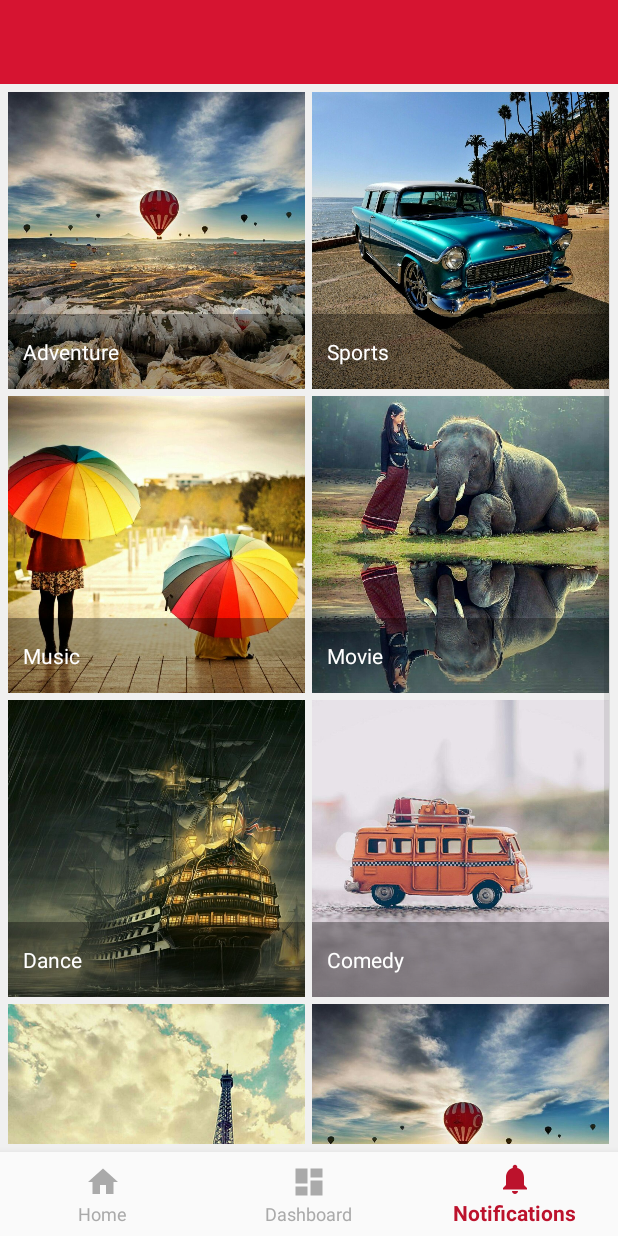
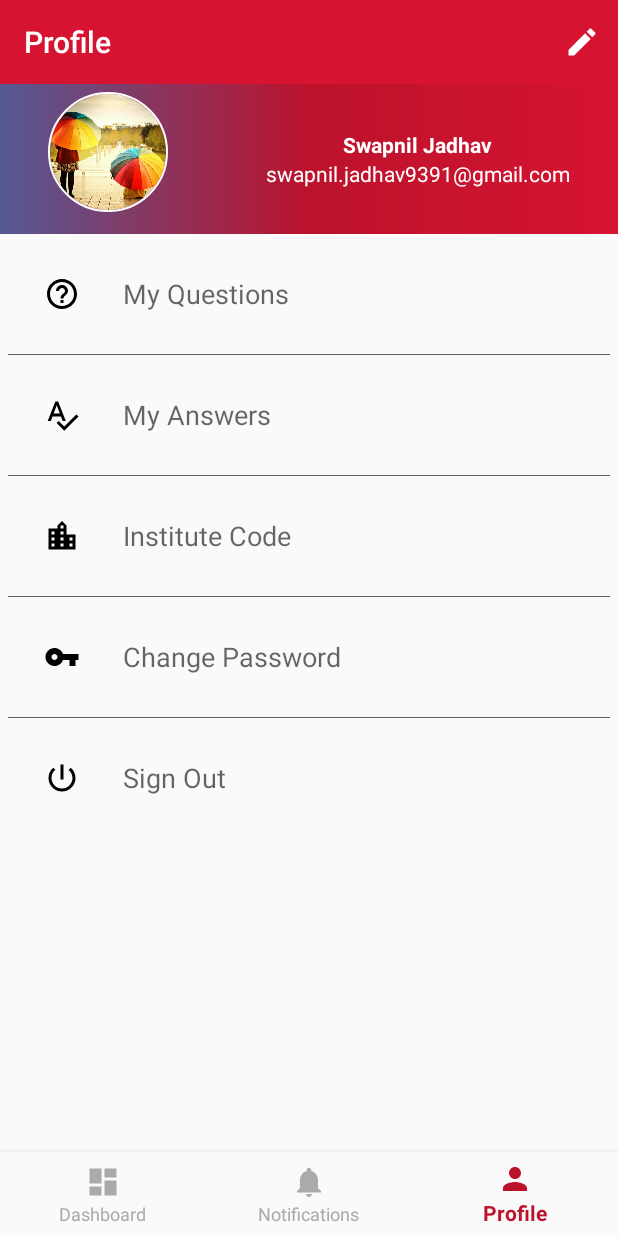
Before and after one commit to swap9391/FinQ, an Android app: the screen it shows after launch (MainActivity), item 3 of the bottom bar chosen, on a phone screen of 412 x 824 dp. Run offline under Robolectric (Android 15) with nearby library versions, the phone set to English and light mode, and no system bars; our stand-ins replace CircleImageView, Volley.

Commit message:
Profile Page

```diff
--- a/app/build.gradle
+++ b/app/build.gradle
@@ -57,4 +57,5 @@ dependencies {
     compile 'com.google.code.gson:gson:2.7'
     compile 'com.android.support:multidex:1.0.1'
     compile 'com.github.bumptech.glide:glide:3.8.0'
+    compile 'de.hdodenhof:circleimageview:2.1.0'
 }
--- a/app/src/main/java/com/exa/finq/MainActivity.java
+++ b/app/src/main/java/com/exa/finq/MainActivity.java
@@ -1,34 +1,40 @@
 package com.exa.finq;
 
+import android.graphics.Color;
 import android.os.Bundle;
 import android.support.annotation.NonNull;
 import android.support.design.widget.BottomNavigationView;
 import android.support.v4.app.Fragment;
 import android.support.v4.app.FragmentTransaction;
 import android.support.v7.app.AppCompatActivity;
+import android.support.v7.widget.Toolbar;
 import android.view.MenuItem;
 import android.widget.TextView;
 
 import com.exa.finq.fragment.DashboardFragment;
+import com.exa.finq.fragment.ProfileFragment;
 
 public class MainActivity extends AppCompatActivity {
 
     private TextView mTextMessage;
-
+    private Toolbar toolbar;
     private BottomNavigationView.OnNavigationItemSelectedListener mOnNavigationItemSelectedListener
             = new BottomNavigationView.OnNavigationItemSelectedListener() {
 
         @Override
         public boolean onNavigationItemSelected(@NonNull MenuItem item) {
             switch (item.getItemId()) {
-                case R.id.navigation_home:
-                    mTextMessage.setText(R.string.title_home);
-                    return true;
                 case R.id.navigation_dashboard:
                     showFragment(DashboardFragment.class);
+                    toolbar.setTitle("Dashboard");
                     return true;
                 case R.id.navigation_notifications:
                     mTextMessage.setText(R.string.title_notifications);
+                    toolbar.setTitle("Notification");
+                    return true;
+                case R.id.navigation_profile:
+                    showFragment(ProfileFragment.class);
+                    toolbar.setTitle("Profile");
                     return true;
             }
             return false;
@@ -40,10 +46,13 @@ public class MainActivity extends AppCompatActivity {
     protected void onCreate(Bundle savedInstanceState) {
         super.onCreate(savedInstanceState);
         setContentView(R.layout.activity_main);
-
+        toolbar=(Toolbar)findViewById(R.id.toolbar);
+        toolbar.setTitleTextColor(Color.WHITE);
+        setSupportActionBar(toolbar);
         mTextMessage = (TextView) findViewById(R.id.message);
         BottomNavigationView navigation = (BottomNavigationView) findViewById(R.id.navigation);
         navigation.setOnNavigationItemSelectedListener(mOnNavigationItemSelectedListener);
+
     }
 
     public void showFragment(Class<? extends Fragment> fragmentClass) {
--- /dev/null
+++ b/app/src/main/java/com/exa/finq/fragment/ProfileFragment.java
@@ -0,0 +1,67 @@
+package com.exa.finq.fragment;
+
+import android.content.res.TypedArray;
+import android.os.Bundle;
+import android.support.v4.app.Fragment;
+import android.view.LayoutInflater;
+import android.view.Menu;
+import android.view.MenuInflater;
+import android.view.MenuItem;
+import android.view.View;
+import android.view.ViewGroup;
+import android.widget.GridView;
+import android.widget.Toast;
+
+import com.exa.finq.MainActivity;
+import com.exa.finq.R;
+import com.exa.finq.adapter.GridViewAdapter;
+import com.exa.finq.model.ImageItem;
+
+import java.util.ArrayList;
+
+/**
+ * Created by root on 5/5/17.
+ */
+
+public class ProfileFragment extends Fragment {
+
+
+    @Override
+    public View onCreateView(LayoutInflater inflater, ViewGroup container,
+                             Bundle savedInstanceState) {
+        View view = inflater.inflate(R.layout.layout_profile, container, false);
+
+        setHasOptionsMenu(true);
+        return view;
+    }
+
+    @Override
+    public void onCreateOptionsMenu(Menu menu, MenuInflater inflater) {
+        // Do something that differs the Activity's menu here
+        inflater.inflate(R.menu.profile_edit, menu);
+
+    }
+
+    @Override
+    public boolean onOptionsItemSelected(MenuItem item) {
+        switch (item.getItemId()) {
+
+            case R.id.action_edit:
+                Toast.makeText(getMyActivity(),"Edit Clicked",Toast.LENGTH_SHORT).show();
+                // Not implemented here
+                return false;
+
+
+            default:
+                break;
+        }
+
+        return false;
+    }
+
+
+    public MainActivity getMyActivity(){
+        return (MainActivity)getActivity();
+    }
+
+}
--- /dev/null
+++ b/app/src/main/res/drawable/bg_gradiant.xml
@@ -0,0 +1,14 @@
+<?xml version="1.0" encoding="UTF-8"?>
+<shape xmlns:android="http://schemas.android.com/apk/res/android" android:shape="rectangle" >
+
+    <gradient
+        android:centerColor="#bc122c"
+        android:endColor="#d61431"
+        android:startColor="#555994"
+        android:angle="0"
+        android:type="linear" />
+
+    <corners
+        android:radius="0dp"/>
+
+</shape>
--- /dev/null
+++ b/app/src/main/res/drawable/ic_answer.xml
@@ -0,0 +1,9 @@
+<vector xmlns:android="http://schemas.android.com/apk/res/android"
+        android:width="24dp"
+        android:height="24dp"
+        android:viewportWidth="24.0"
+        android:viewportHeight="24.0">
+    <path
+        android:fillColor="#FF000000"
+        android:pathData="M12.45,16h2.09L9.43,3L7.57,3L2.46,16h2.09l1.12,-3h5.64l1.14,3zM6.43,11L8.5,5.48 10.57,11L6.43,11zM21.59,11.59l-8.09,8.09L9.83,16l-1.41,1.41 5.09,5.09L23,13l-1.41,-1.41z"/>
+</vector>
--- /dev/null
+++ b/app/src/main/res/drawable/ic_edit_white.xml
@@ -0,0 +1,9 @@
+<vector xmlns:android="http://schemas.android.com/apk/res/android"
+        android:width="24dp"
+        android:height="24dp"
+        android:viewportWidth="24.0"
+        android:viewportHeight="24.0">
+    <path
+        android:fillColor="#FFF"
+        android:pathData="M3,17.25V21h3.75L17.81,9.94l-3.75,-3.75L3,17.25zM20.71,7.04c0.39,-0.39 0.39,-1.02 0,-1.41l-2.34,-2.34c-0.39,-0.39 -1.02,-0.39 -1.41,0l-1.83,1.83 3.75,3.75 1.83,-1.83z"/>
+</vector>
--- /dev/null
+++ b/app/src/main/res/drawable/ic_institute.xml
@@ -0,0 +1,9 @@
+<vector xmlns:android="http://schemas.android.com/apk/res/android"
+        android:width="24dp"
+        android:height="24dp"
+        android:viewportWidth="24.0"
+        android:viewportHeight="24.0">
+    <path
+        android:fillColor="#FF000000"
+        android:pathData="M15,11L15,5l-3,-3 -3,3v2L3,7v14h18L21,11h-6zM7,19L5,19v-2h2v2zM7,15L5,15v-2h2v2zM7,11L5,11L5,9h2v2zM13,19h-2v-2h2v2zM13,15h-2v-2h2v2zM13,11h-2L11,9h2v2zM13,7h-2L11,5h2v2zM19,19h-2v-2h2v2zM19,15h-2v-2h2v2z"/>
+</vector>
--- /dev/null
+++ b/app/src/main/res/drawable/ic_password.xml
@@ -0,0 +1,9 @@
+<vector xmlns:android="http://schemas.android.com/apk/res/android"
+        android:width="24dp"
+        android:height="24dp"
+        android:viewportWidth="24.0"
+        android:viewportHeight="24.0">
+    <path
+        android:fillColor="#FF000000"
+        android:pathData="M12.65,10C11.83,7.67 9.61,6 7,6c-3.31,0 -6,2.69 -6,6s2.69,6 6,6c2.61,0 4.83,-1.67 5.65,-4H17v4h4v-4h2v-4H12.65zM7,14c-1.1,0 -2,-0.9 -2,-2s0.9,-2 2,-2 2,0.9 2,2 -0.9,2 -2,2z"/>
+</vector>
--- /dev/null
+++ b/app/src/main/res/drawable/ic_question.xml
@@ -0,0 +1,9 @@
+<vector xmlns:android="http://schemas.android.com/apk/res/android"
+        android:width="24dp"
+        android:height="24dp"
+        android:viewportWidth="24.0"
+        android:viewportHeight="24.0">
+    <path
+        android:fillColor="#FF000000"
+        android:pathData="M11,18h2v-2h-2v2zM12,2C6.48,2 2,6.48 2,12s4.48,10 10,10 10,-4.48 10,-10S17.52,2 12,2zM12,20c-4.41,0 -8,-3.59 -8,-8s3.59,-8 8,-8 8,3.59 8,8 -3.59,8 -8,8zM12,6c-2.21,0 -4,1.79 -4,4h2c0,-1.1 0.9,-2 2,-2s2,0.9 2,2c0,2 -3,1.75 -3,5h2c0,-2.25 3,-2.5 3,-5 0,-2.21 -1.79,-4 -4,-4z"/>
+</vector>
--- /dev/null
+++ b/app/src/main/res/drawable/ic_sign_out.xml
@@ -0,0 +1,9 @@
+<vector xmlns:android="http://schemas.android.com/apk/res/android"
+        android:width="24dp"
+        android:height="24dp"
+        android:viewportWidth="24.0"
+        android:viewportHeight="24.0">
+    <path
+        android:fillColor="#FF000000"
+        android:pathData="M13,3h-2v10h2L13,3zM17.83,5.17l-1.42,1.42C17.99,7.86 19,9.81 19,12c0,3.87 -3.13,7 -7,7s-7,-3.13 -7,-7c0,-2.19 1.01,-4.14 2.58,-5.42L6.17,5.17C4.23,6.82 3,9.26 3,12c0,4.97 4.03,9 9,9s9,-4.03 9,-9c0,-2.74 -1.23,-5.18 -3.17,-6.83z"/>
+</vector>
--- a/app/src/main/res/layout/activity_main.xml
+++ b/app/src/main/res/layout/activity_main.xml
@@ -16,7 +16,6 @@
         android:orientation="vertical">
 
         <include
-            android:id="@+id/toolbar"
             layout="@layout/toolbar"></include>
     </LinearLayout>
 
@@ -28,6 +27,7 @@
         android:background="?android:attr/windowBackground"
         app:itemIconTint="@drawable/bottom_selector"
         app:itemTextColor="@drawable/bottom_selector"
-        app:menu="@menu/navigation" />
+        app:menu="@menu/navigation"
+        />
 
 </RelativeLayout>
--- /dev/null
+++ b/app/src/main/res/layout/layout_profile.xml
@@ -0,0 +1,198 @@
+<?xml version="1.0" encoding="utf-8"?>
+<LinearLayout xmlns:android="http://schemas.android.com/apk/res/android"
+    xmlns:app="http://schemas.android.com/apk/res-auto"
+    android:layout_width="match_parent"
+    android:layout_height="match_parent"
+
+    android:orientation="vertical">
+
+
+    <LinearLayout
+        android:layout_width="match_parent"
+        android:layout_height="100dp"
+        android:background="@drawable/bg_gradiant"
+        android:orientation="horizontal">
+
+        <LinearLayout
+            android:layout_width="0dp"
+            android:layout_height="wrap_content"
+            android:layout_margin="5dp"
+            android:layout_weight="1"
+            android:gravity="center_vertical|center_horizontal">
+
+            <de.hdodenhof.circleimageview.CircleImageView
+                android:id="@+id/circularImageView1"
+                android:layout_width="80dp"
+                android:layout_height="80dp"
+                android:layout_gravity="center_horizontal"
+                android:scaleType="centerCrop"
+                android:src="@drawable/img3"
+                app:civ_border_width="1dp"
+                app:civ_border_color="@color/white"
+                />
+        </LinearLayout>
+
+        <LinearLayout
+            android:layout_width="0dp"
+            android:layout_height="match_parent"
+            android:layout_weight="2"
+            android:gravity="center_vertical|center_horizontal"
+            android:orientation="vertical">
+
+            <TextView
+                android:layout_width="match_parent"
+                android:layout_height="wrap_content"
+                android:gravity="center_horizontal"
+                android:text="Swapnil Jadhav"
+                android:textColor="@color/white"
+                android:textStyle="bold" />
+
+            <TextView
+                android:layout_width="match_parent"
+                android:layout_height="wrap_content"
+                android:gravity="center_horizontal"
+                android:text="swapnil.jadhav9391@gmail.com"
+                android:textColor="@color/white" />
+        </LinearLayout>
+
+
+    </LinearLayout>
+
+
+    <LinearLayout
+        android:layout_width="match_parent"
+        android:layout_height="80dp"
+        android:gravity="center_vertical">
+
+
+        <ImageButton
+            android:layout_width="0dp"
+            android:layout_height="wrap_content"
+            android:layout_weight="1"
+            android:background="@android:color/transparent"
+            android:src="@drawable/ic_question" />
+
+        <TextView
+            android:layout_width="0dp"
+            android:layout_height="wrap_content"
+            android:layout_weight="4"
+            android:text="My Questions"
+            android:textAppearance="?android:attr/textAppearanceMedium" />
+
+    </LinearLayout>
+
+    <View
+        android:layout_width="match_parent"
+        android:layout_height="0.5dp"
+        android:layout_marginLeft="5dp"
+        android:layout_marginRight="5dp"
+        android:background="@color/textcolor"></View>
+
+
+    <LinearLayout
+        android:layout_width="match_parent"
+        android:layout_height="80dp"
+        android:gravity="center_vertical">
+
+        <ImageButton
+            android:layout_width="0dp"
+            android:layout_height="wrap_content"
+            android:layout_weight="1"
+            android:background="@android:color/transparent"
+            android:src="@drawable/ic_answer" />
+
+        <TextView
+            android:layout_width="0dp"
+            android:layout_height="wrap_content"
+            android:layout_weight="4"
+            android:text="My Answers"
+            android:textAppearance="?android:attr/textAppearanceMedium" />
+
+    </LinearLayout>
+
+    <View
+        android:layout_width="match_parent"
+        android:layout_height="0.5dp"
+        android:layout_marginLeft="5dp"
+        android:layout_marginRight="5dp"
+        android:background="@color/textcolor"></View>
+
+    <LinearLayout
+        android:layout_width="match_parent"
+        android:layout_height="80dp"
+        android:gravity="center_vertical">
+
+        <ImageButton
+            android:layout_width="0dp"
+            android:layout_height="wrap_content"
+            android:layout_weight="1"
+            android:background="@android:color/transparent"
+            android:src="@drawable/ic_institute" />
+
+        <TextView
+            android:layout_width="0dp"
+            android:layout_height="wrap_content"
+            android:layout_weight="4"
+            android:text="Institute Code"
+            android:textAppearance="?android:attr/textAppearanceMedium" />
+
+    </LinearLayout>
+
+    <View
+        android:layout_width="match_parent"
+        android:layout_height="0.5dp"
+        android:layout_marginLeft="5dp"
+        android:layout_marginRight="5dp"
+        android:background="@color/textcolor"></View>
+
+    <LinearLayout
+        android:layout_width="match_parent"
+        android:layout_height="80dp"
+        android:gravity="center_vertical">
+
+        <ImageButton
+            android:layout_width="0dp"
+            android:layout_height="wrap_content"
+            android:layout_weight="1"
+            android:background="@android:color/transparent"
+            android:src="@drawable/ic_password" />
+
+        <TextView
+            android:layout_width="0dp"
+            android:layout_height="wrap_content"
+            android:layout_weight="4"
+            android:text="Change Password"
+            android:textAppearance="?android:attr/textAppearanceMedium" />
+
+    </LinearLayout>
+
+    <View
+        android:layout_width="match_parent"
+        android:layout_height="0.5dp"
+        android:layout_marginLeft="5dp"
+        android:layout_marginRight="5dp"
+        android:background="@color/textcolor"></View>
+
+    <LinearLayout
+        android:layout_width="match_parent"
+        android:layout_height="80dp"
+        android:gravity="center_vertical">
+
+        <ImageButton
+            android:layout_width="0dp"
+            android:layout_height="wrap_content"
+            android:layout_weight="1"
+            android:background="@android:color/transparent"
+            android:src="@drawable/ic_sign_out" />
+
+        <TextView
+            android:layout_width="0dp"
+            android:layout_height="wrap_content"
+            android:layout_weight="4"
+            android:text="Sign Out"
+            android:textAppearance="?android:attr/textAppearanceMedium" />
+
+    </LinearLayout>
+
+
+</LinearLayout>
--- a/app/src/main/res/layout/toolbar.xml
+++ b/app/src/main/res/layout/toolbar.xml
@@ -1,16 +1,12 @@
 <?xml version="1.0" encoding="utf-8"?>
-<android.support.design.widget.CoordinatorLayout xmlns:android="http://schemas.android.com/apk/res/android"
+<LinearLayout xmlns:android="http://schemas.android.com/apk/res/android"
     xmlns:app="http://schemas.android.com/apk/res-auto"
     xmlns:tools="http://schemas.android.com/tools"
     android:layout_width="match_parent"
     android:layout_height="match_parent"
-    android:fitsSystemWindows="true"
+    android:orientation="vertical"
     tools:context=".MainActivity">
 
-    <LinearLayout
-        android:layout_width="match_parent"
-        android:layout_height="match_parent"
-        android:orientation="vertical">
 
     <android.support.v7.widget.Toolbar
         android:id="@+id/toolbar"
@@ -38,4 +34,3 @@
     </FrameLayout>
 
 </LinearLayout>
-</android.support.design.widget.CoordinatorLayout>
--- a/app/src/main/res/menu/navigation.xml
+++ b/app/src/main/res/menu/navigation.xml
@@ -1,19 +1,27 @@
 <?xml version="1.0" encoding="utf-8"?>
-<menu xmlns:android="http://schemas.android.com/apk/res/android">
+<menu xmlns:android="http://schemas.android.com/apk/res/android"
+    xmlns:app="http://schemas.android.com/apk/res-auto">
 
-    <item
-        android:id="@+id/navigation_home"
-        android:icon="@drawable/ic_home_black_24dp"
-        android:title="@string/title_home" />
 
     <item
         android:id="@+id/navigation_dashboard"
+        android:enabled="true"
         android:icon="@drawable/ic_dashboard_black_24dp"
-        android:title="@string/title_dashboard" />
+        android:title="@string/title_dashboard"
+       />
 
     <item
         android:id="@+id/navigation_notifications"
+        android:enabled="true"
         android:icon="@drawable/ic_notifications_black_24dp"
-        android:title="@string/title_notifications" />
+        android:title="@string/title_notifications"
+       />
+
+    <item
+        android:id="@+id/navigation_profile"
+        android:enabled="true"
+        android:icon="@drawable/ic_person_black_24dp"
+        android:title="@string/title_profile"
+        />
 
 </menu>
--- /dev/null
+++ b/app/src/main/res/menu/profile_edit.xml
@@ -0,0 +1,16 @@
+<?xml version="1.0" encoding="utf-8"?>
+<menu xmlns:android="http://schemas.android.com/apk/res/android"
+    xmlns:app="http://schemas.android.com/apk/res-auto">
+
+
+    <item
+        android:id="@+id/action_edit"
+        android:enabled="true"
+        android:icon="@drawable/ic_edit_white"
+        android:title="@string/title_dashboard"
+        app:showAsAction="ifRoom"
+       />
+
+
+
+</menu>
--- a/app/src/main/res/values/strings.xml
+++ b/app/src/main/res/values/strings.xml
@@ -3,6 +3,7 @@
     <string name="title_home">Home</string>
     <string name="title_dashboard">Dashboard</string>
     <string name="title_notifications">Notifications</string>
+    <string name="title_profile">Profile</string>
 
     <string name="sports">Sports</string>
     <string name="culture">Culture</string>
@@ -15,6 +16,4 @@
     <string name="romance">Romance</string>
     <string name="comedy">Comedy</string>
 
-
-
 </resources>
```
Also changed, not shown: app/src/main/ic_edit_white-web.png (added). Lines whose indentation alone changed are shown as unchanged.
